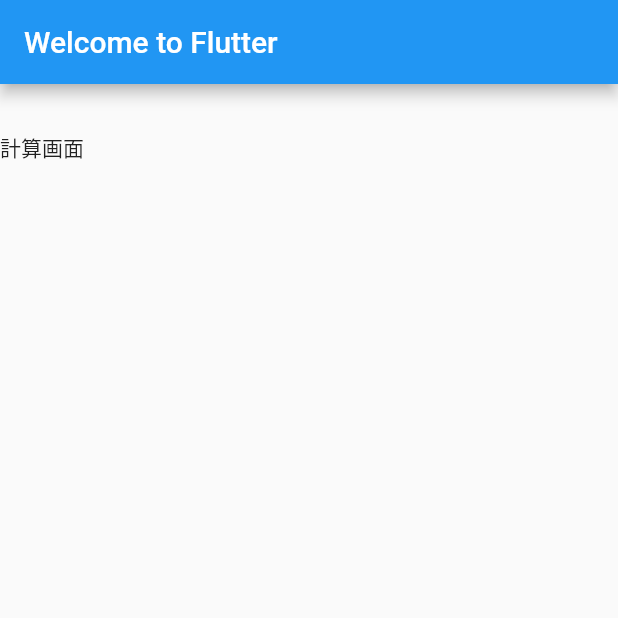
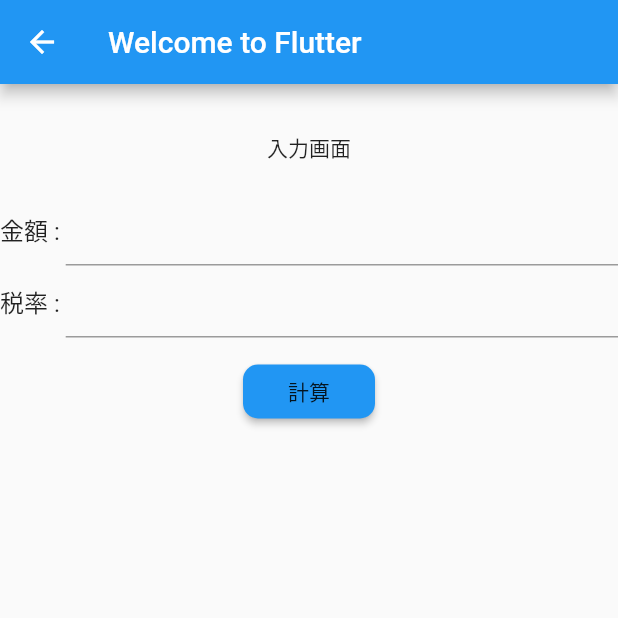
Before and after one commit to sigu-qucnd/-consumption-for-flutter, a Flutter app: the screen it shows after launch, after a tap on "開始", on a phone screen of 412 x 824 dp, the top half of it. Run offline on Flutter 3.47's test engine with Material 2 defaults, Android fonts, the phone set to English and light mode, and no system bars.

Commit message:
add create pages #2

```diff
--- a/lib/consumption.dart
+++ b/lib/consumption.dart
@@ -1,11 +1,10 @@
 import 'package:flutter/material.dart';
+
 
 class Consumption extends StatelessWidget {
   @override
   Widget build(BuildContext context){
-    return MaterialApp(
-      title: 'Welcome to Flutter',
-      home: Scaffold(
+    return Scaffold(
         appBar: AppBar(
           title: const Text('Welcome to Flutter'),
         ),
@@ -13,11 +12,52 @@ class Consumption extends StatelessWidget {
             children: <Widget>[
               Container(
                 padding: EdgeInsets.only(top: 32,bottom:20),
-                child: Text('計算画面'),
+                child: Text('入力画面'),
               ),
+              Column(
+                  children: <Widget>[
+                    Row(
+                      children: <Widget>[
+                        const Text(
+                          '金額 : ',
+                          style: TextStyle(fontSize: 16),
+                        ),
+                        Flexible(
+                          child:TextField(keyboardType: TextInputType.number,)
+                        )
+                      ]
+                    )
+                  ]
+              ),
+              Column(
+                  children: <Widget>[
+                    Row(
+                        children: <Widget>[
+                          const Text(
+                            '税率 : ',
+                            style: TextStyle(fontSize: 16),
+                          ),
+                          Flexible(
+                              child:TextField(keyboardType: TextInputType.number,)
+                          )
+                        ]
+                    )
+                  ]
+              ),
+              Container(
+                padding: EdgeInsets.only(top: 12,bottom:20),
+                child: RaisedButton(
+                  child: Text("計算"),
+                  color: Colors.blue,
+                  shape: RoundedRectangleBorder(
+                    borderRadius: BorderRadius.circular(10.0),
+                  ),
+                  onPressed: () {},
+                ),
+              )
+
             ],
           )
-      ),
     );
   }
 }
--- a/lib/messageInfo.dart
+++ b/lib/messageInfo.dart
@@ -4,7 +4,6 @@ class MessageInfo extends StatelessWidget {
   @override
   Widget build(BuildContext context){
     return Scaffold(
-
           appBar: AppBar(
             title: const Text('Welcome to Flutter'),
           ),
```
